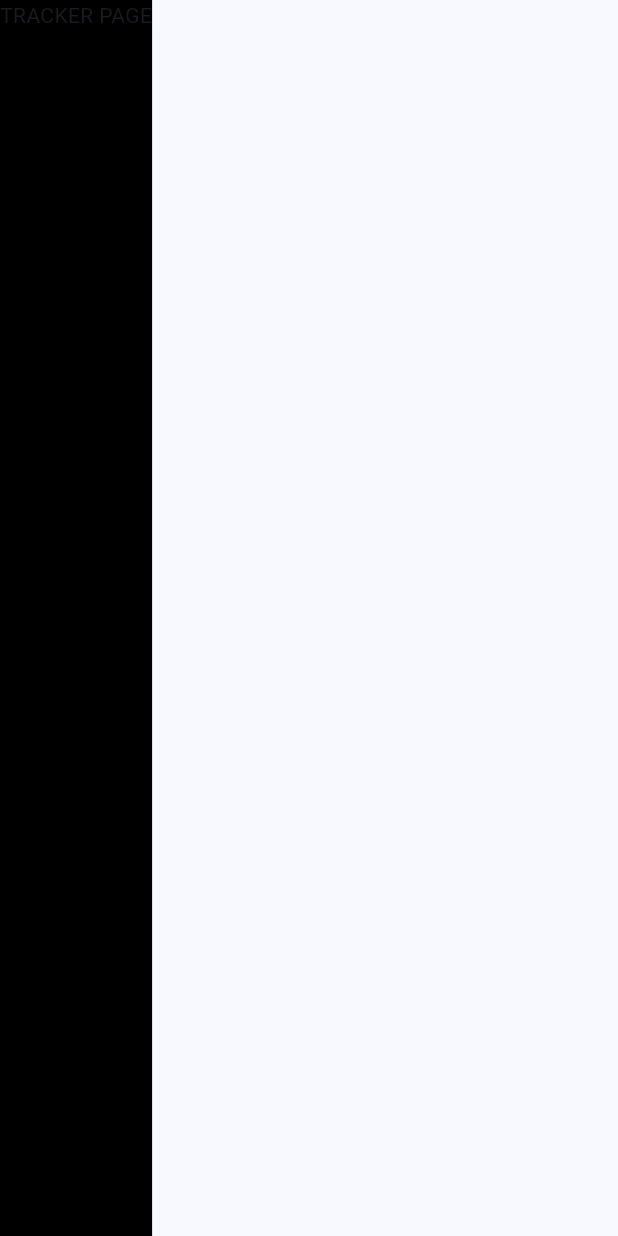
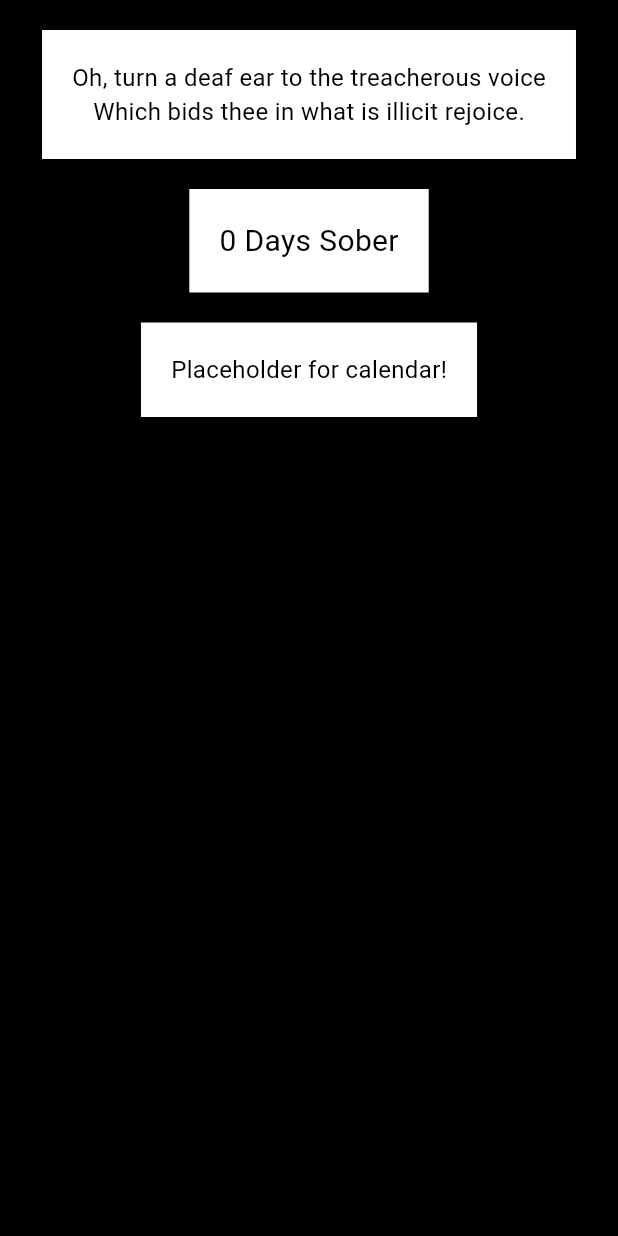
Before and after one commit to matt0681/Addiction-Recovery-App, a Flutter app: the TrackerPage screen opened directly, on a phone screen of 412 x 824 dp. Run offline on Flutter 3.47's test engine with Material 2 defaults, Android fonts, the phone set to English and light mode, and no system bars.

Commit message:
Added a navigation bar and worked on the tracker page.

```diff
--- a/lib/main.dart
+++ b/lib/main.dart
@@ -2,10 +2,13 @@ import 'dart:async';
 import 'package:flutter/material.dart';
 import 'package:provider/provider.dart';
 
+// This runs the MyApp Widget.
 void main() {
   runApp(MyApp());
 }
 
+// The MyApp Widget creates a basic app theme and then loads the
+// InitialPage Widget as the first page the user sees.
 class MyApp extends StatelessWidget {
   const MyApp({super.key});
 
@@ -17,7 +20,8 @@ class MyApp extends StatelessWidget {
         title: 'Noe More App',
         theme: ThemeData(
           useMaterial3: true,
-          colorScheme: ColorScheme.fromSeed(seedColor: Colors.blue),
+          colorScheme: ColorScheme.fromSeed(seedColor: Colors.black),
+          textTheme: Typography.whiteCupertino,
         ),
         home: InitialPage(),
       ),
@@ -25,11 +29,11 @@ class MyApp extends StatelessWidget {
   }
 }
 
-
 class MyAppState extends ChangeNotifier {
   // store app wide variables and things here.
   // for more widget specific variables/ changes, use a stateful widget.
   var failedDates = <DateTime>[];
+  var timeSober = 0;
 
   void toggleFailedDate(DateTime dateTime) {
     if (failedDates.contains(dateTime)) {
@@ -58,7 +62,7 @@ class _InitialPageState extends State<InitialPage> {
     // 4 second timer for the loading screen to show our motto/name.
     // Set to zero for testing the rest of the app.
     timer = Timer(
-      const Duration(seconds: 4),
+      const Duration(seconds: 0),
       () {
         Navigator.pushReplacement(
           context,
@@ -115,60 +119,46 @@ class MyHomePage extends StatefulWidget {
 }
 
 class _MyHomePageState extends State<MyHomePage> {
-  var selectedPageIndex = 0;
-
   @override
   Widget build(BuildContext context) {
-    Widget page;
-    switch (selectedPageIndex) {
-      case 0: // The main home page. Not sure what this will be yet.
-        page = Placeholder();
-        break;
-      case 1: // This will be the calendar tracker page.
-        page = TrackerPage();
-        break;
-      case 2: // This will be the Map page.
-        page = Placeholder();
-        break;
-      default:
-        throw UnimplementedError('no widget for $selectedPageIndex');
-    }
-
-    return LayoutBuilder(builder: (context, constraints) {
-      return Scaffold(
-        appBar: AppBar(
-          title: const Text('Noe More'),
-          // actions: <Widget>[
-          //   TextButton(
-          //     child: Icon(Icons.home),
-          //     onPressed: () {
-          //       print('Selected Home Page');
-          //       print(selectedPageIndex);
-          //       selectedPageIndex = 0;
-          //     },
-          //   ),
-          //   TextButton(
-          //     child: Icon(Icons.calendar_month),
-          //     onPressed: () {
-          //       print('Selected Tracker Page');
-          //       print(selectedPageIndex);
-          //       selectedPageIndex = 1;
-          //     },
-          //   ),
-          //   TextButton(
-          //     child: Icon(Icons.people),
-          //     onPressed: () {
-          //       print('Selected Connection Page');
-          //       print(selectedPageIndex);
-          //       selectedPageIndex = 2;
-          //     },
-          //   ),
-          // ],
-
+    return Scaffold(
+      appBar: AppBar(
+        centerTitle: true,
+        title: const Text('Noe More', style: TextStyle(color: Colors.white),
         ),
-        body: page,
-      );
-    });
+        backgroundColor: Colors.black,
+      ),
+      drawer: Drawer(
+        child: ListView(
+          // Important: Remove any padding from listview.
+          padding: EdgeInsets.zero,
+          children: [
+            const DrawerHeader(
+              decoration: BoxDecoration(
+                color: Colors.grey,
+              ),
+              child: Text('Drawer Header'),
+            ),
+            ListTile(
+              leading: Icon(Icons.home,),
+              title: Text('Page 1'),
+              onTap: () {
+                Navigator.pop(context);
+              },
+            )
+          ],
+        ),
+      ),
+      body: TrackerPage(),
+      // body: Center(
+      //   child: Column(
+      //     children: <Widget>[
+      //       SizedBox(height: 50,),
+      //       Text('Testing'),
+      //     ],
+      //   ),
+      // )
+    );
   }
 }
 
@@ -182,27 +172,48 @@ class TrackerPage extends StatelessWidget {
       body: Container(
         color: Colors.black,
         height: MediaQuery.of(context).size.height,
+        width: MediaQuery.of(context).size.width,
         child: Column(
           children: <Widget>[
-            Text('TRACKER PAGE'),
+            SizedBox(height: 20,),
 
-            // SizedBox(height: MediaQuery.of(context).size.height / 2.6,),
-            //
-            // Column(
-            //   children: <Widget>[
-            //     Text('You are worth it.', style: TextStyle(color: Colors.white, fontSize: 30.0)),
-            //     Text('You are loved.', style: TextStyle(color: Colors.white, fontSize: 30.0)),
-            //   ],
-            // ),
-            //
-            // Expanded(
-            //   child: Align(
-            //     alignment: Alignment.bottomCenter,
-            //     child: Text('The Burkett & Lad Group', style: TextStyle(color: Colors.white70, fontSize: 14.0)),
-            //   ),
-            // ),
-            //
-            // SizedBox(height: 1.0,),
+            Container(
+              padding: EdgeInsets.all(20),
+              color: Colors.white,
+              child: Column(
+                children: [
+                  Text(
+                    'Oh, turn a deaf ear to the treacherous voice',
+                    style: TextStyle(color: Colors.black, fontSize: 16),
+                  ),
+                  Text(
+                    'Which bids thee in what is illicit rejoice.',
+                    style: TextStyle(color: Colors.black, fontSize: 16),
+                  ),
+                ],
+              ),
+            ),
+
+            SizedBox(height: 20,),
+
+            Container(
+              padding: EdgeInsets.all(20),
+              color: Colors.white,
+              child: Text(
+                '${appState.timeSober} Days Sober',
+                style: TextStyle(color: Colors.black, fontSize: 20),
+              ),
+            ),
+
+            SizedBox(height: 20,),
+
+            Container(
+              padding: EdgeInsets.all(20),
+              color: Colors.white,
+              child: Text('Placeholder for calendar!', style: TextStyle(color: Colors.black, fontSize: 16)),
+            ),
+
+            SizedBox(height: 20,),
           ],
         ),
       ),
```
